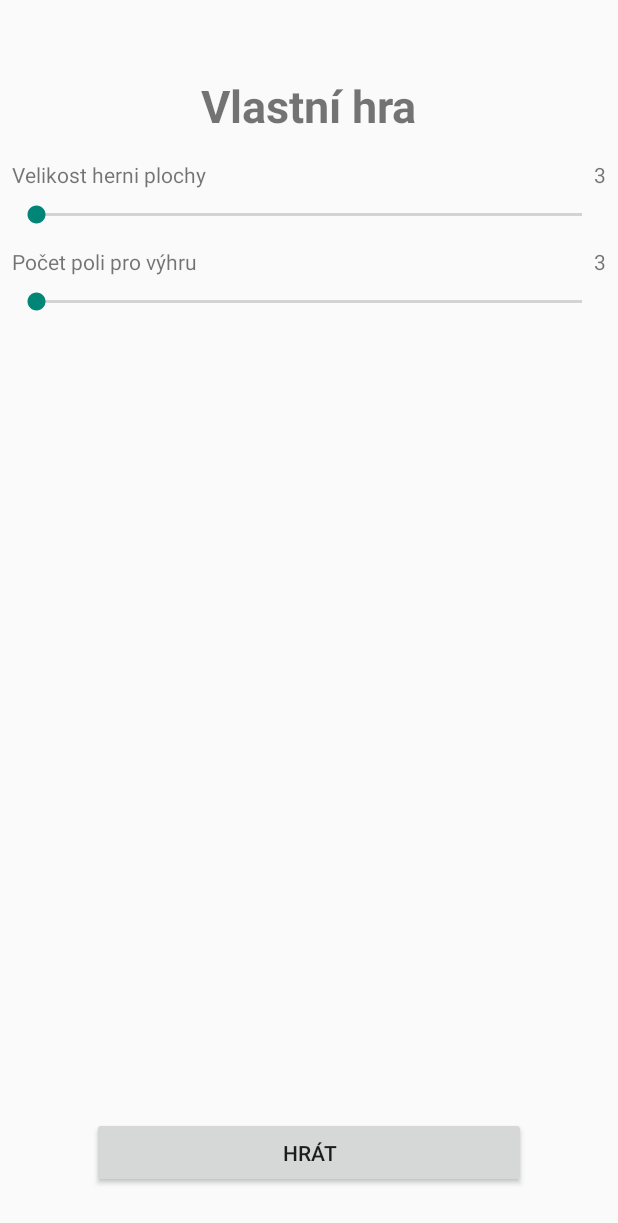
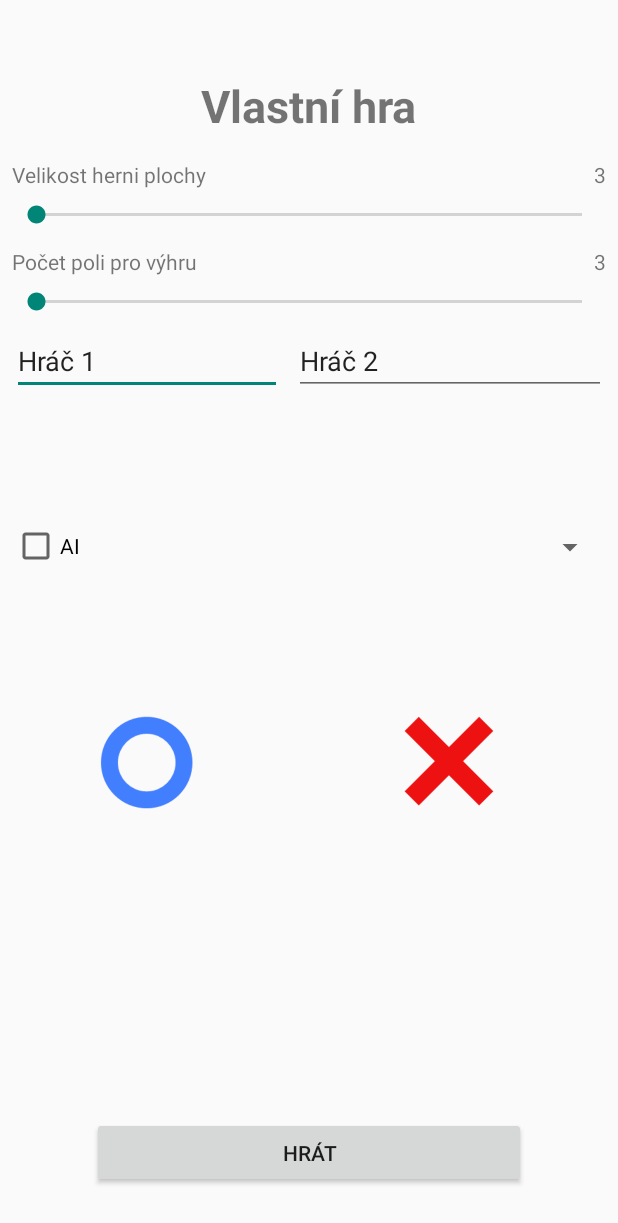
Before and after one commit to Michyus/TAMZ2_projekt, an Android app: the CustomGameActivity screen opened directly, with no data from a screen before it, on a phone screen of 412 x 824 dp. Shown: the top 1223 px of the screen. Run offline under Robolectric (Android 15) with nearby library versions, the phone set to English and light mode, and no system bars.

Commit message:
Adding more options for custom game

```diff
--- a/Piskvorky/app/src/main/java/com/example/michyus/piskvorky/CustomGameActivity.java
+++ b/Piskvorky/app/src/main/java/com/example/michyus/piskvorky/CustomGameActivity.java
@@ -5,6 +5,7 @@ import android.support.v7.app.AppCompatActivity;
 import android.os.Bundle;
 import android.view.View;
 import android.widget.Button;
+import android.widget.EditText;
 import android.widget.SeekBar;
 import android.widget.TextView;
 
@@ -15,6 +16,9 @@ public class CustomGameActivity extends AppCompatActivity {
 
     SeekBar seekBar_countToWin;
     TextView textView_countToWin;
+
+    EditText editText_name_1;
+    EditText editText_name_2;
 
     Button button_play;
 
@@ -30,6 +34,9 @@ public class CustomGameActivity extends AppCompatActivity {
         seekBar_countToWin = findViewById(R.id.seekBar_countToWin);
         textView_countToWin = findViewById(R.id.textView_countToWin);
 
+        editText_name_1 = findViewById(R.id.editText_name_1);
+        editText_name_2 = findViewById(R.id.editText_name_2);
+
         button_play = findViewById(R.id.button_play);
 
         seekBar_gameGridSize.setOnSeekBarChangeListener(listener_seekBar_gameGridSize);
@@ -42,7 +49,7 @@ public class CustomGameActivity extends AppCompatActivity {
         @Override
         public void onProgressChanged(SeekBar seekBar, int progress, boolean fromUser) {
             String size_str = Integer.toString(progress + 3);
-            seekBar_countToWin.setMax(progress);
+            seekBar_countToWin.setMax(progress + 3);
             textView_gameGridSize.setText(size_str);
         }
 
@@ -60,8 +67,7 @@ public class CustomGameActivity extends AppCompatActivity {
     SeekBar.OnSeekBarChangeListener listener_seekBar_countToWin = new SeekBar.OnSeekBarChangeListener() {
         @Override
         public void onProgressChanged(SeekBar seekBar, int progress, boolean fromUser) {
-            String size_str = Integer.toString(progress + 3);
-
+            String size_str = Integer.toString(progress);
             textView_countToWin.setText(size_str);
         }
 
@@ -85,6 +91,8 @@ public class CustomGameActivity extends AppCompatActivity {
             String count_str = (String) textView_countToWin.getText();
             intent.putExtra("size", Integer.parseInt(size_str));
             intent.putExtra("count", Integer.parseInt(count_str));
+            intent.putExtra("name_1", editText_name_1.getText().toString());
+            intent.putExtra("name_2", editText_name_2.getText().toString());
             startActivity(intent);
         }
     };
--- a/Piskvorky/app/src/main/java/com/example/michyus/piskvorky/GameActivity.java
+++ b/Piskvorky/app/src/main/java/com/example/michyus/piskvorky/GameActivity.java
@@ -32,8 +32,10 @@ public class GameActivity extends AppCompatActivity {
         int aiLevel = intent.getIntExtra("aiLevel", 0);
         int size = intent.getIntExtra("size", 12);
         int count = intent.getIntExtra("count", 4);
+        String name_1 = intent.getStringExtra("name_1");
+        String name_2 = intent.getStringExtra("name_2");
 
-        gameEngine = new GameEngine(this, aiLevel, size, count);
+        gameEngine = new GameEngine(this, aiLevel, size, count, name_1, name_2);
 
         textView_moveOf = findViewById(R.id.textView_moveOf);
         gameFrame = findViewById(R.id.gameFrame);
--- a/Piskvorky/app/src/main/java/com/example/michyus/piskvorky/GameEngine.java
+++ b/Piskvorky/app/src/main/java/com/example/michyus/piskvorky/GameEngine.java
@@ -19,23 +19,28 @@ public class GameEngine {
     private Players currentPlayer;
 
     private int countToWin;
+    private int aiLevel;
 
-    private int aiLevel;
+    private String name_1;
+    private String name_2;
 
     public TextView textView_moveOf;
     public ImageView imageView_moveOf;
+
 
     protected enum Players{
         None, Player1, Player2
     }
 
-    public GameEngine(Activity gameActivity, int aiLevel, int size, int countToWin){
+    public GameEngine(Activity gameActivity, int aiLevel, int size, int countToWin, String name_1, String name_2){
         playerGrid = new Players[GRID_NUMBER][GRID_NUMBER];
 
         this.aiLevel = aiLevel;
         this.gameActivity = gameActivity;
         this.GRID_NUMBER = size;
         this.countToWin = countToWin;
+        this.name_1 = name_1;
+        this.name_2 = name_2;
 
         textView_moveOf = this.gameActivity.findViewById(R.id.textView_moveOf);
         imageView_moveOf = this.gameActivity.findViewById(R.id.imageView_moveOf);
@@ -51,7 +56,7 @@ public class GameEngine {
         }
         currentPlayer = player;
         imageView_moveOf.setImageResource(R.drawable.circle);
-        textView_moveOf.setText(currentPlayer.toString());
+        textView_moveOf.setText(name_1);
     }
 
     public void addMark(int x, int y){
@@ -63,7 +68,7 @@ public class GameEngine {
 
         if(winner != Players.None){
             new GameEndDialog(this, gameActivity);
-            Toast.makeText(gameActivity, winner + " has won", Toast.LENGTH_SHORT).show();
+            this.gameActivity.findViewById(R.id.gameFrame).setOnTouchListener(null);
         }
     }
 
@@ -71,13 +76,15 @@ public class GameEngine {
         if (currentPlayer == Players.Player1){
             currentPlayer = Players.Player2;
             imageView_moveOf.setImageResource(R.drawable.cross);
+            textView_moveOf.setText(name_2);
             aiMove();
         }
         else {
             currentPlayer = Players.Player1;
             imageView_moveOf.setImageResource(R.drawable.circle);
+            textView_moveOf.setText(name_1);
         }
-        textView_moveOf.setText(currentPlayer.toString());
+
     }
 
     private void aiMove(){
@@ -102,7 +109,6 @@ public class GameEngine {
         else if (hasWinner(Players.Player2, countToWin)){
             return Players.Player2;
         }
-
 
         return Players.None;
     }
@@ -136,7 +142,7 @@ public class GameEngine {
 
         // Check \\\\\\
         for(int y=0; y <= GRID_NUMBER-len; y++){
-            for(int x=0; x < GRID_NUMBER-len; x++){
+            for(int x=0; x <= GRID_NUMBER-len; x++){
                 int cnt = 0;
                 for (int n=0; n < len; n++){
                     if (getPlayerAt(x+n, y+n) == player)
@@ -149,7 +155,7 @@ public class GameEngine {
 
         // Check //////
         for(int y=0; y <= GRID_NUMBER-len; y++){
-            for(int x=len; x < GRID_NUMBER; x++){
+            for(int x=len; x <= GRID_NUMBER; x++){
                 int cnt = 0;
                 for (int n=0; n < len; n++){
                     if (getPlayerAt(x-n, y+n) == player)
--- a/Piskvorky/app/src/main/res/layout/activity_custom_game.xml
+++ b/Piskvorky/app/src/main/res/layout/activity_custom_game.xml
@@ -99,4 +99,81 @@
         app:layout_constraintBottom_toTopOf="@+id/seekBar_countToWin"
         app:layout_constraintEnd_toEndOf="parent" />
 
+    <EditText
+        android:id="@+id/editText_name_1"
+        android:layout_width="180dp"
+        android:layout_height="wrap_content"
+        android:layout_marginStart="8dp"
+        android:layout_marginTop="8dp"
+        android:ems="10"
+        android:inputType="textPersonName"
+        android:text="Hráč 1"
+        app:layout_constraintStart_toStartOf="parent"
+        app:layout_constraintTop_toBottomOf="@+id/seekBar_countToWin" />
+
+    <EditText
+        android:id="@+id/editText_name_2"
+        android:layout_width="0dp"
+        android:layout_height="wrap_content"
+        android:layout_marginEnd="8dp"
+        android:layout_marginStart="8dp"
+        android:layout_marginTop="8dp"
+        android:ems="10"
+        android:inputType="textPersonName"
+        android:text="Hráč 2"
+        app:layout_constraintEnd_toEndOf="parent"
+        app:layout_constraintStart_toEndOf="@+id/editText_name_1"
+        app:layout_constraintTop_toBottomOf="@+id/seekBar_countToWin" />
+
+    <ImageView
+        android:id="@+id/imageView"
+        android:layout_width="179dp"
+        android:layout_height="87dp"
+        android:layout_marginStart="8dp"
+        android:layout_marginTop="8dp"
+        app:layout_constraintBottom_toTopOf="@+id/button_play"
+        app:layout_constraintStart_toStartOf="parent"
+        app:layout_constraintTop_toBottomOf="@+id/editText_name_1"
+        app:srcCompat="@drawable/circle" />
+
+    <ImageView
+        android:id="@+id/imageView2"
+        android:layout_width="0dp"
+        android:layout_height="86dp"
+        android:layout_marginEnd="8dp"
+        android:layout_marginStart="8dp"
+        android:layout_marginTop="8dp"
+        app:layout_constraintBottom_toTopOf="@+id/button_play"
+        app:layout_constraintEnd_toEndOf="parent"
+        app:layout_constraintStart_toEndOf="@+id/imageView"
+        app:layout_constraintTop_toBottomOf="@+id/editText_name_2"
+        app:srcCompat="@drawable/cross" />
+
+    <CheckBox
+        android:id="@+id/checkBox_AI"
+        android:layout_width="0dp"
+        android:layout_height="wrap_content"
+        android:layout_marginBottom="8dp"
+        android:layout_marginEnd="8dp"
+        android:layout_marginStart="8dp"
+        android:layout_marginTop="8dp"
+        android:text="AI"
+        app:layout_constraintBottom_toTopOf="@+id/imageView"
+        app:layout_constraintEnd_toEndOf="@+id/editText_name_1"
+        app:layout_constraintStart_toStartOf="parent"
+        app:layout_constraintTop_toBottomOf="@+id/editText_name_1" />
+
+    <Spinner
+        android:id="@+id/spinner_AI"
+        android:layout_width="0dp"
+        android:layout_height="wrap_content"
+        android:layout_marginBottom="8dp"
+        android:layout_marginEnd="8dp"
+        android:layout_marginStart="8dp"
+        android:layout_marginTop="8dp"
+        app:layout_constraintBottom_toTopOf="@+id/imageView2"
+        app:layout_constraintEnd_toEndOf="parent"
+        app:layout_constraintStart_toEndOf="@+id/checkBox_AI"
+        app:layout_constraintTop_toBottomOf="@+id/editText_name_2" />
+
 </android.support.constraint.ConstraintLayout>
```
